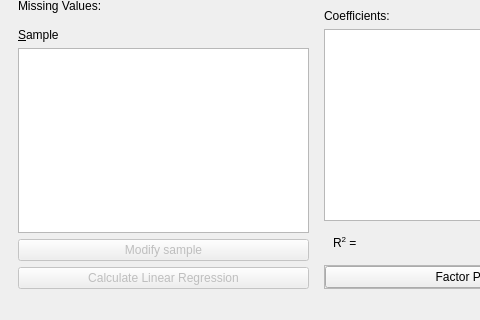
Above: braviz/interaction/qt_guis/linear_reg.ui from diego0020/braviz-app before the change; both pictures show x 0 to 480 and y 341 to 661 of the 899 by 661 pixel window. Below: the same form after it.
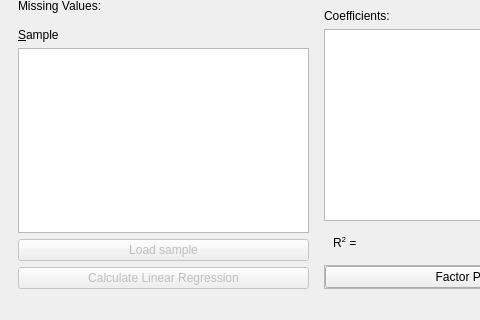
That is the form after the change. Icons and pictures are not drawn.

Commit message: load sample instead of modify sample under sample trees

What changed in the file:
```diff
--- a/braviz/interaction/qt_guis/linear_reg.ui
+++ b/braviz/interaction/qt_guis/linear_reg.ui
@@ -290,7 +290,7 @@
              <string>Change the datapoints that will be used in this anova analysis</string>
             </property>
             <property name="text">
-             <string>Modify sample</string>
+             <string>Load sample</string>
             </property>
            </widget>
           </item>
```
The commit also changes 3 other files.
